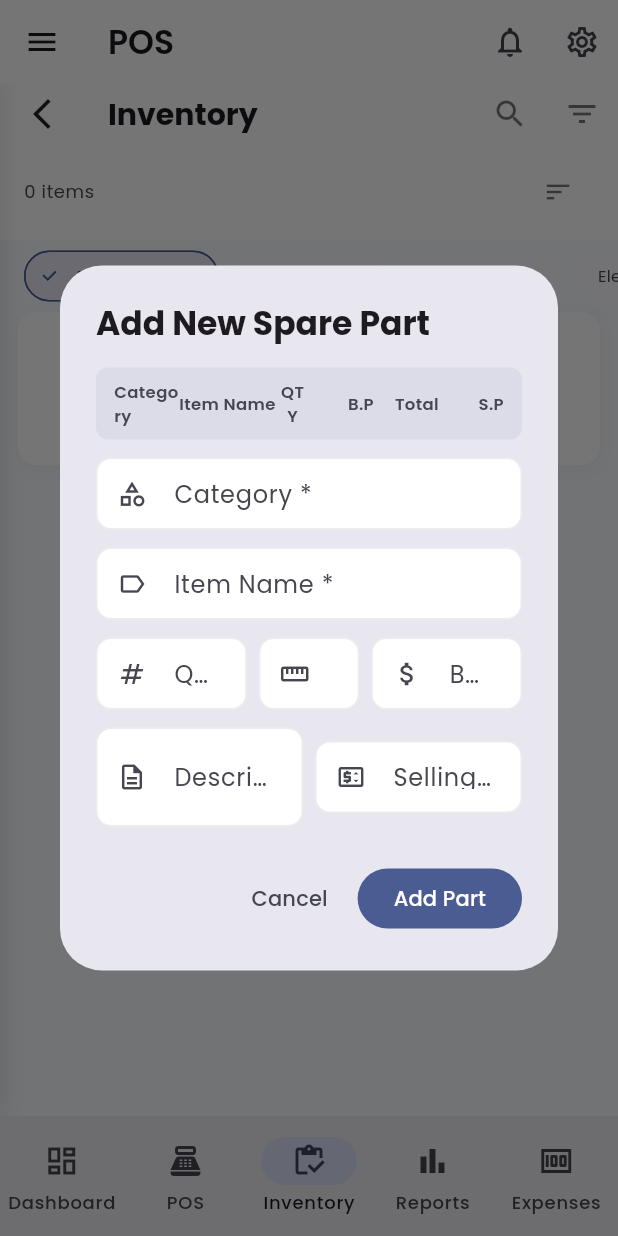
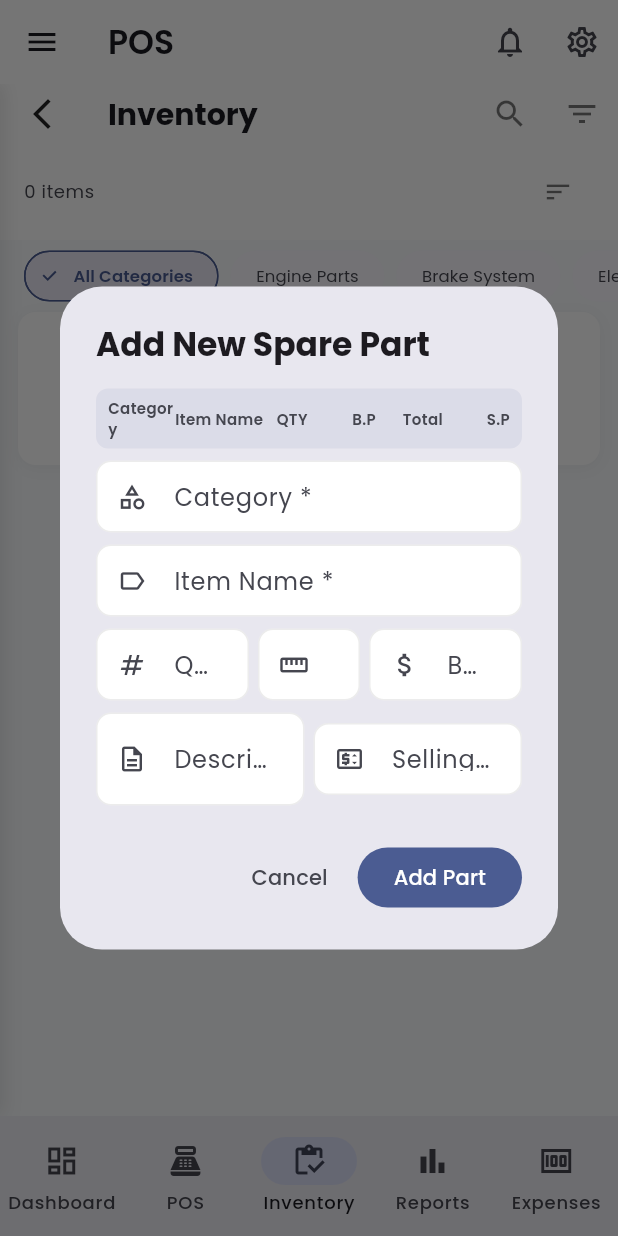
Before and after one commit to lubegamatthew/cpos-app, a Flutter app: the screen it shows after launch, item 3 of the bottom bar chosen, after a tap on "Add Inventory", on a phone screen of 412 x 824 dp. Run offline on Flutter 3.47's test engine with Material 3 defaults, Android fonts, the phone set to English and light mode, and no system bars; our stand-ins replace google_fonts.

Commit message:
style(ui): adjust dashboard spacing and inventory empty state
Refine the user interface by reducing padding in the dashboard layout
and adjusting sidebar font sizes. Additionally, update the inventory
empty state with a more compact layout and a direct call-to-action
button to improve user onboarding.

```diff
--- a/lib/main.dart
+++ b/lib/main.dart
@@ -506,7 +506,7 @@ class _POSDashboardState extends State<POSDashboard> {
         crossAxisAlignment: CrossAxisAlignment.start,
         children: [
           Container(
-            padding: const EdgeInsets.all(24),
+            padding: const EdgeInsets.all(16),
             child: Column(
               crossAxisAlignment: CrossAxisAlignment.start,
               children: [
@@ -530,7 +530,7 @@ class _POSDashboardState extends State<POSDashboard> {
           const Divider(height: 1),
           Expanded(
             child: ListView(
-              padding: const EdgeInsets.symmetric(vertical: 8),
+              padding: const EdgeInsets.symmetric(vertical: 4),
               physics: const ClampingScrollPhysics(),
               cacheExtent: 500.0,
               children: [
@@ -845,6 +845,7 @@ class _SidebarItem extends StatelessWidget {
       title: Text(
         title,
         style: TextStyle(
+          fontSize: 13,
           color: selected
               ? Theme.of(context).colorScheme.primary
               : Theme.of(context).colorScheme.onSurface,
--- a/lib/pages/inventory_page.dart
+++ b/lib/pages/inventory_page.dart
@@ -297,16 +297,17 @@ class _InventoryPageState extends State<InventoryPage> {
           SliverFillRemaining(
 child: _filteredItems.isEmpty
                   ? Center(
+                      child: SingleChildScrollView(
                         child: Column(
                           mainAxisAlignment: MainAxisAlignment.center,
                           children: [
-                        const SizedBox(height: 80),
+                            const SizedBox(height: 40),
                             Icon(
                               Icons.inventory_outlined,
-                          size: 64,
+                              size: 48,
                               color: Theme.of(context).colorScheme.onSurface.withValues(alpha: 0.15),
                             ),
-                        const SizedBox(height: 12),
+                            const SizedBox(height: 8),
                             Text(
                               'No data found!!',
                               style: Theme.of(context).textTheme.titleMedium?.copyWith(
@@ -317,21 +318,22 @@ class _InventoryPageState extends State<InventoryPage> {
                             const SizedBox(height: 4),
                             const Text(
                               'Tap + to add your first spare part',
-                          style: TextStyle(fontSize: 12),
+                              style: TextStyle(fontSize: 11),
                             ),
-                        const SizedBox(height: 12),
+                            const SizedBox(height: 8),
                             FilledButton.icon(
                               onPressed: () => _showAddEditDialog(),
-                          icon: const Icon(Icons.add, size: 18),
+                              icon: const Icon(Icons.add, size: 16),
                               label: const Text('Add Inventory'),
                               style: FilledButton.styleFrom(
                                 backgroundColor: Theme.of(context).colorScheme.primary,
                                 foregroundColor: Colors.white,
-                            textStyle: const TextStyle(fontSize: 13),
+                                textStyle: const TextStyle(fontSize: 12),
                               ),
                             ),
-                        const SizedBox(height: 40),
+                            const SizedBox(height: 20),
                           ],
+                        ),
                       ),
                     )
                 : RefreshIndicator(
@@ -398,7 +400,7 @@ class _InventoryPageState extends State<InventoryPage> {
                 children: [
                   // Table header
                   Container(
-                    padding: const EdgeInsets.symmetric(horizontal: 12, vertical: 8),
+                    padding: const EdgeInsets.symmetric(horizontal: 8, vertical: 6),
                     decoration: BoxDecoration(
                       color: Theme.of(context).colorScheme.primary.withValues(alpha: 0.08),
                       borderRadius: BorderRadius.circular(8),
@@ -407,38 +409,39 @@ class _InventoryPageState extends State<InventoryPage> {
                       children: [
                         Expanded(
                           flex: 2,
-                          child: Text('Category', style: TextStyle(fontSize: 11, fontWeight: FontWeight.w600, color: Theme.of(context).colorScheme.onSurfaceVariant)),
+                          child: Text('Category', style: TextStyle(fontSize: 10, fontWeight: FontWeight.w600, color: Theme.of(context).colorScheme.onSurfaceVariant)),
                         ),
                         Expanded(
                           flex: 3,
-                          child: Text('Item Name', style: TextStyle(fontSize: 11, fontWeight: FontWeight.w600, color: Theme.of(context).colorScheme.onSurfaceVariant)),
+                          child: Text('Item Name', style: TextStyle(fontSize: 10, fontWeight: FontWeight.w600, color: Theme.of(context).colorScheme.onSurfaceVariant)),
                         ),
                         Expanded(
                           flex: 1,
-                          child: Text('QTY', style: TextStyle(fontSize: 11, fontWeight: FontWeight.w600, color: Theme.of(context).colorScheme.onSurfaceVariant), textAlign: TextAlign.center),
+                          child: Text('QTY', style: TextStyle(fontSize: 10, fontWeight: FontWeight.w600, color: Theme.of(context).colorScheme.onSurfaceVariant), textAlign: TextAlign.center),
                         ),
                         Expanded(
                           flex: 2,
-                          child: Text('B.P', style: TextStyle(fontSize: 11, fontWeight: FontWeight.w600, color: Theme.of(context).colorScheme.onSurfaceVariant), textAlign: TextAlign.right),
+                          child: Text('B.P', style: TextStyle(fontSize: 10, fontWeight: FontWeight.w600, color: Theme.of(context).colorScheme.onSurfaceVariant), textAlign: TextAlign.right),
                         ),
                         Expanded(
                           flex: 2,
-                          child: Text('Total', style: TextStyle(fontSize: 11, fontWeight: FontWeight.w600, color: Theme.of(context).colorScheme.onSurfaceVariant), textAlign: TextAlign.right),
+                          child: Text('Total', style: TextStyle(fontSize: 10, fontWeight: FontWeight.w600, color: Theme.of(context).colorScheme.onSurfaceVariant), textAlign: TextAlign.right),
                         ),
                         Expanded(
                           flex: 2,
-                          child: Text('S.P', style: TextStyle(fontSize: 11, fontWeight: FontWeight.w600, color: Theme.of(context).colorScheme.onSurfaceVariant), textAlign: TextAlign.right),
+                          child: Text('S.P', style: TextStyle(fontSize: 10, fontWeight: FontWeight.w600, color: Theme.of(context).colorScheme.onSurfaceVariant), textAlign: TextAlign.right),
                         ),
                       ],
                     ),
                   ),
-                  const SizedBox(height: 12),
+                  const SizedBox(height: 8),
                   // Category field
                   _buildFormField(
                     controller: categoryController,
                     label: 'Category *',
                     hintText: 'e.g., Brake System',
                     icon: Icons.category_outlined,
+                    fontSize: 12,
                     validator: (value) {
                       if (value == null || value.trim().isEmpty) {
                         return 'Category is required';
@@ -446,13 +449,14 @@ class _InventoryPageState extends State<InventoryPage> {
                       return null;
                     },
                   ),
-                  const SizedBox(height: 12),
+                  const SizedBox(height: 8),
                   // Item Name field
                   _buildFormField(
                     controller: nameController,
                     label: 'Item Name *',
                     hintText: 'e.g., Front Brake Disc',
                     icon: Icons.label_outlined,
+                    fontSize: 12,
                     validator: (value) {
                       if (value == null || value.trim().isEmpty) {
                         return 'Item name is required';
@@ -460,7 +464,7 @@ class _InventoryPageState extends State<InventoryPage> {
                       return null;
                     },
                   ),
-                  const SizedBox(height: 12),
+                  const SizedBox(height: 8),
                   // QTY, Unit, B.P row
                   Row(
                     children: [
@@ -471,6 +475,7 @@ class _InventoryPageState extends State<InventoryPage> {
                           label: 'Quantity *',
                           hintText: '0',
                           icon: Icons.numbers,
+                          fontSize: 12,
                           keyboardType: TextInputType.number,
                           validator: (value) {
                             if (value == null || value.trim().isEmpty) {
@@ -484,7 +489,7 @@ class _InventoryPageState extends State<InventoryPage> {
                           },
                         ),
                       ),
-                      const SizedBox(width: 8),
+                      const SizedBox(width: 6),
                       Expanded(
                         flex: 2,
                         child: _buildFormField(
@@ -492,9 +497,10 @@ class _InventoryPageState extends State<InventoryPage> {
                           label: 'Unit',
                           hintText: 'pcs',
                           icon: Icons.straighten_outlined,
+                          fontSize: 12,
                         ),
                       ),
-                      const SizedBox(width: 8),
+                      const SizedBox(width: 6),
                       Expanded(
                         flex: 3,
                         child: _buildFormField(
@@ -502,6 +508,7 @@ class _InventoryPageState extends State<InventoryPage> {
                           label: 'Buy Price *',
                           hintText: '0.00',
                           icon: Icons.attach_money_outlined,
+                          fontSize: 12,
                           keyboardType: const TextInputType.numberWithOptions(decimal: true),
                           validator: (value) {
                             if (value == null || value.trim().isEmpty) {
@@ -517,7 +524,7 @@ class _InventoryPageState extends State<InventoryPage> {
                       ),
                     ],
                   ),
-                  const SizedBox(height: 12),
+                  const SizedBox(height: 8),
                   // Total (auto-calculated) and S.P row
                   Row(
                     children: [
@@ -528,10 +535,11 @@ class _InventoryPageState extends State<InventoryPage> {
                           label: 'Description',
                           hintText: 'Optional (e.g., compatible models)',
                           icon: Icons.description_outlined,
+                          fontSize: 12,
                           maxLines: 2,
                         ),
                       ),
-                      const SizedBox(width: 8),
+                      const SizedBox(width: 6),
                       Expanded(
                         flex: 3,
                         child: _buildFormField(
@@ -539,6 +547,7 @@ class _InventoryPageState extends State<InventoryPage> {
                           label: 'Selling Price (S.P) *',
                           hintText: '0.00',
                           icon: Icons.price_change_outlined,
+                          fontSize: 12,
                           keyboardType: const TextInputType.numberWithOptions(decimal: true),
                           validator: (value) {
                             if (value == null || value.trim().isEmpty) {
@@ -630,6 +639,7 @@ class _InventoryPageState extends State<InventoryPage> {
     required IconData icon,
     TextInputType keyboardType = TextInputType.text,
     int maxLines = 1,
+    double fontSize = 13,
     String? Function(String?)? validator,
   }) {
     return TextFormField(
@@ -637,7 +647,7 @@ class _InventoryPageState extends State<InventoryPage> {
       keyboardType: keyboardType,
       maxLines: maxLines,
       validator: validator,
-      style: const TextStyle(fontSize: 14),
+      style: TextStyle(fontSize: fontSize),
       decoration: InputDecoration(
         labelText: label,
         hintText: hintText,
```
Lines whose indentation alone changed are shown as unchanged.
